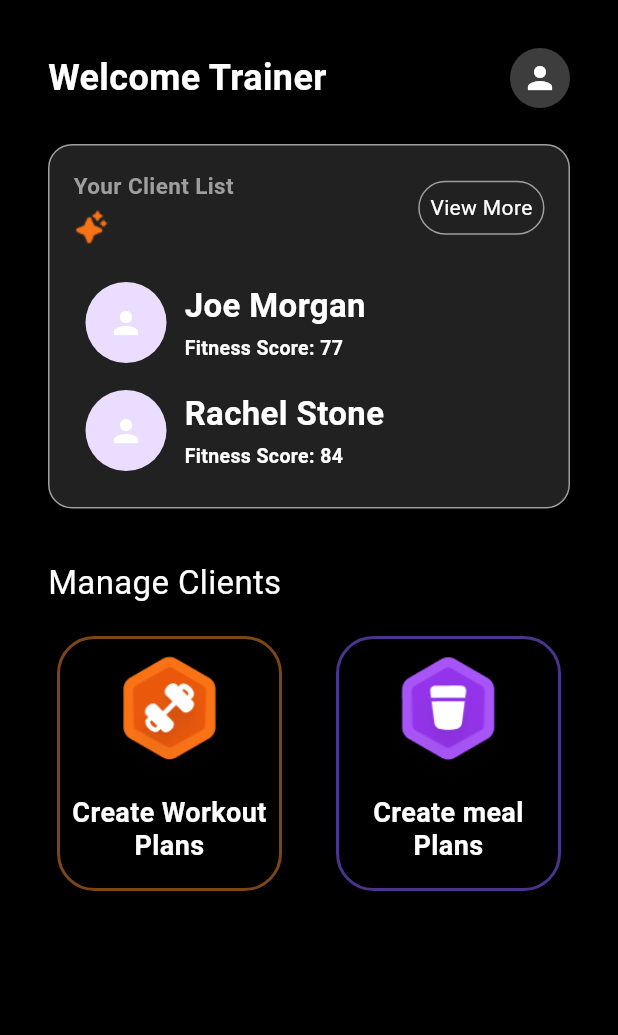
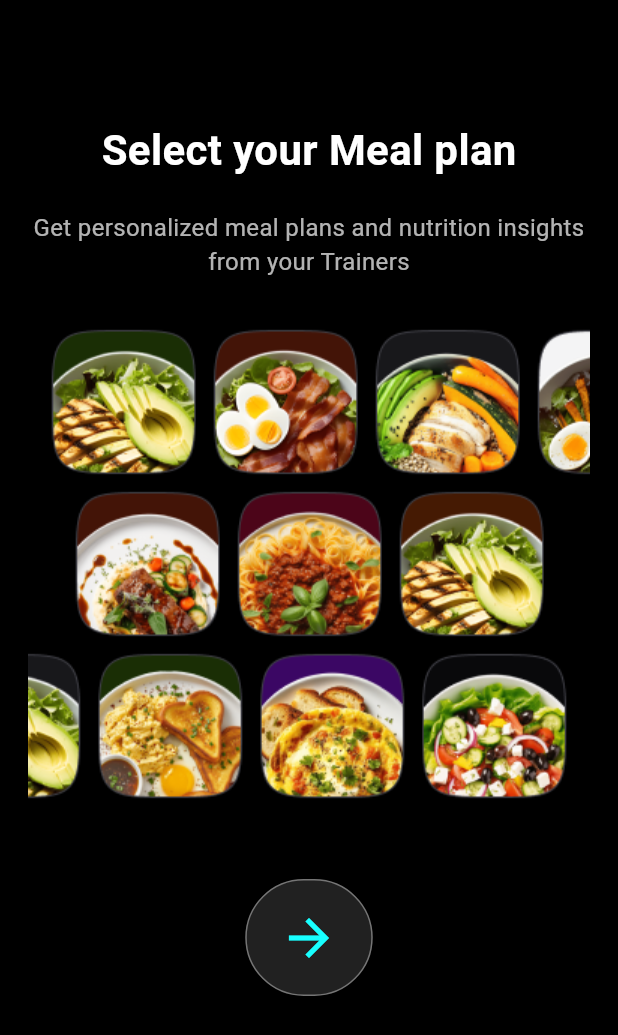
Before and after one commit to Nouman13388/gym_bite, a Flutter app: the screen it shows after launch, on a phone screen of 412 x 824 dp. Shown: the top 1035 px of the screen. Run offline on Flutter 3.47's test engine with Material 3 defaults, Android fonts, the phone set to English and light mode, and no system bars; our stand-ins replace firebase_auth, firebase_core, fl_chart, get; accounts and stored records are empty.

Commit message:
Added Meal Plan Section
Basic layout with Placeholder Values for now

```diff
--- a/lib/modules/dashboard/views/trainer_dashboard_view.dart
+++ b/lib/modules/dashboard/views/trainer_dashboard_view.dart
@@ -20,7 +20,7 @@ class TrainerDashboardView extends GetView<DashboardController> {
               children: const [
                 Text(
                   "Welcome Trainer",
-                  style: TextStyle(color: Colors.white, fontSize: 24, fontWeight: FontWeight.bold),
+                  style: TextStyle(color: Colors.white, fontSize: 30, fontWeight: FontWeight.bold),
                 ),
                 CircleAvatar(
                   backgroundColor: Colors.white24,
@@ -29,7 +29,7 @@ class TrainerDashboardView extends GetView<DashboardController> {
               ],
             ),
 
-            const SizedBox(height: 24),
+            const SizedBox(height: 30),
 
             // Client List Card
             Container(
--- /dev/null
+++ b/lib/modules/meal_plans/meal-plan-screen1.dart
@@ -0,0 +1,62 @@
+import 'package:flutter/material.dart';
+//import 'meal_plan_screen2.dart';
+
+class MealPlanScreen1 extends StatelessWidget {
+  const MealPlanScreen1({super.key});
+  @override
+  Widget build(BuildContext context) {
+    return Scaffold(
+      backgroundColor: Colors.black,
+      body: SafeArea(
+        child: Column(
+          crossAxisAlignment: CrossAxisAlignment.center,
+          children: [
+            SizedBox(height: 60,),
+            Padding(
+              padding: EdgeInsets.all(20),
+              child: Text(
+                'Select your Meal plan',
+                style: TextStyle(color: Colors.white, fontSize: 28, fontWeight: FontWeight.bold),
+              ),
+            ),
+            Padding(
+              padding: EdgeInsets.symmetric(horizontal: 20),
+              child: Text(
+                'Get personalized meal plans and nutrition insights from your Trainers',
+                textAlign: TextAlign.center,
+                style: TextStyle(color: Colors.white70, fontSize: 16),
+              ),
+            ),
+            SizedBox(height: 30),
+            Image.asset('assets/images/Meal_plan1.png'),
+            SizedBox(height: 30),
+            Container(
+              width: 85,
+                padding: const EdgeInsets.all(10),
+                decoration: BoxDecoration(
+                  color: Colors.grey[900],
+                  borderRadius: BorderRadius.circular(100),
+                  border: Border.all(
+                    color: Colors.grey.shade600,  // Grey border color
+                    width: 1.0,          // Border width
+                  ),
+                ),
+            child: Center(
+              child: IconButton(
+                icon: Icon(Icons.arrow_forward, color: Colors.cyanAccent, size: 40),
+                onPressed: () {
+                  //Navigator.push(
+                    //context,
+                    //MaterialPageRoute(builder: (context) => MealPlanScreen2()),
+                  //);
+                },
+              ),
+            ),
+            ),
+            SizedBox(height: 20),
+          ],
+        ),
+      ),
+    );
+  }
+}
--- a/lib/routes/app_pages.dart
+++ b/lib/routes/app_pages.dart
@@ -1,4 +1,7 @@
 import 'package:get/get.dart';
+import 'package:gym_bite/modules/meal_plans/meal-plan-details.dart';
+import 'package:gym_bite/modules/meal_plans/meal-plan-screen1.dart';
+import 'package:gym_bite/modules/meal_plans/meal-plan-screen2.dart';
 import '../modules/auth/views/login_view.dart';
 import '../modules/auth/views/register_view.dart';
 import '../modules/dashboard/controllers/dashboard_controller.dart';
@@ -9,12 +12,13 @@ import '../modules/splash/views/splash_view.dart';
 part 'app_routes.dart';
 
 class AppPages {
-  static const INITIAL = Routes.TRAINER_DASHBOARD;
+  static const INITIAL = Routes.MEAL_PLAN;
 
   static final routes = [
     GetPage(name: Routes.SPLASH, page: () => const SplashView()),
     GetPage(name: Routes.LOGIN, page: () => const LoginView()),
     GetPage(name: Routes.REGISTER, page: () => const RegisterView()),
+    GetPage(name: Routes.MEAL_PLAN, page: () => const MealPlanScreen1()),
     GetPage(
       name: Routes.CLIENT_DASHBOARD,
       page: () => const ClientDashboardView(),
```
Also changed, not shown: lib/modules/meal_plans/meal-plan-details.dart (added, +141 -0 lines), lib/modules/meal_plans/meal-plan-screen2.dart (added, +67 -0 lines), assets/images/Meal_plan1.png (added), assets/images/Meal_plan2.png (added).
